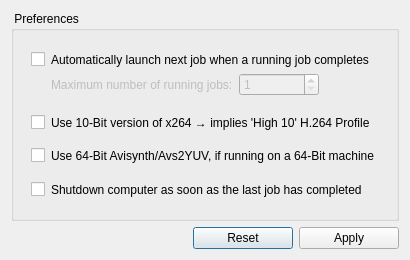
Old version of the form gui/win_preferences.ui in the repository lordmulder/Simple-x264-Launcher.
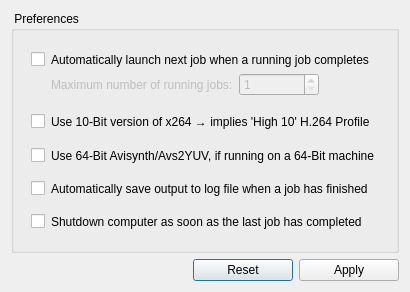
New version of the form. Icons and pictures are not drawn.

Commit message: Added an option to save the log automatically.

What changed in the file:
```diff
--- a/gui/win_preferences.ui
+++ b/gui/win_preferences.ui
@@ -10,7 +10,7 @@
     <x>0</x>
     <y>0</y>
     <width>379</width>
-    <height>260</height>
+    <height>292</height>
    </rect>
   </property>
   <property name="windowTitle">
@@ -47,7 +47,7 @@
           </property>
          </widget>
         </item>
-        <item row="1" column="0" rowspan="8">
+        <item row="1" column="0" rowspan="10">
          <spacer name="horizontalSpacer_2">
           <property name="orientation">
            <enum>Qt::Horizontal</enum>
@@ -63,7 +63,7 @@
           </property>
          </spacer>
         </item>
-        <item row="1" column="6" rowspan="8">
+        <item row="1" column="6" rowspan="10">
          <spacer name="horizontalSpacer_3">
           <property name="orientation">
            <enum>Qt::Horizontal</enum>
@@ -155,14 +155,14 @@
           </property>
          </spacer>
         </item>
-        <item row="8" column="1">
+        <item row="10" column="1">
          <widget class="QCheckBox" name="checkShutdownComputer">
           <property name="text">
            <string notr="true"/>
           </property>
          </widget>
         </item>
-        <item row="8" column="2" colspan="4">
+        <item row="10" column="2" colspan="4">
          <widget class="QLabel" name="labelShutdownComputer">
           <property name="text">
            <string>Shutdown computer as soon as the last job has completed</string>
@@ -185,7 +185,7 @@
           </property>
          </spacer>
         </item>
-        <item row="9" column="1" colspan="5">
+        <item row="11" column="1" colspan="5">
          <spacer name="verticalSpacer_3">
           <property name="orientation">
            <enum>Qt::Vertical</enum>
@@ -258,6 +258,36 @@
           </property>
          </spacer>
         </item>
+        <item row="8" column="1">
+         <widget class="QCheckBox" name="checkSaveLogFiles">
+          <property name="text">
+           <string/>
+          </property>
+         </widget>
+        </item>
+        <item row="8" column="2" colspan="4">
+         <widget class="QLabel" name="labelSaveLogFiles">
+          <property name="text">
+           <string>Automatically save output to log file when a job has finished</string>
+          </property>
+         </widget>
+        </item>
+        <item row="9" column="1" colspan="5">
+         <spacer name="verticalSpacer_6">
+          <property name="orientation">
+           <enum>Qt::Vertical</enum>
+          </property>
+          <property name="sizeType">
+           <enum>QSizePolicy::Fixed</enum>
+          </property>
+          <property name="sizeHint" stdset="0">
+           <size>
+            <width>20</width>
+            <height>8</height>
+           </size>
+          </property>
+         </spacer>
+        </item>
        </layout>
       </item>
      </layout>
```
The commit also changes 6 other files.
